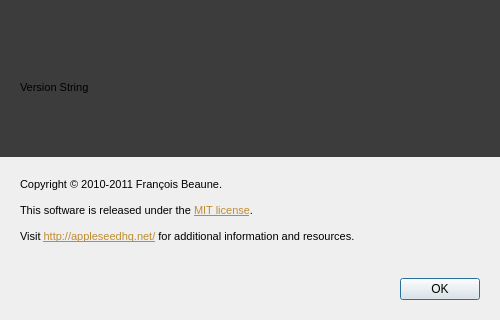
Qt form src/appleseed.studio/help/about/aboutwindow.ui (appleseedhq/appleseed) before a commit.
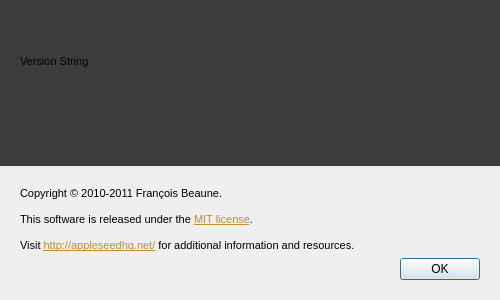
The same form after that commit. Icons and pictures are not drawn.

Commit message: fixed styling of About window on Linux.

What changed in the file:
```diff
--- a/src/appleseed.studio/help/about/aboutwindow.ui
+++ b/src/appleseed.studio/help/about/aboutwindow.ui
@@ -10,27 +10,9 @@
     <x>0</x>
     <y>0</y>
     <width>500</width>
-    <height>320</height>
+    <height>300</height>
    </rect>
   </property>
-  <property name="sizePolicy">
-   <sizepolicy hsizetype="Fixed" vsizetype="Fixed">
-    <horstretch>0</horstretch>
-    <verstretch>0</verstretch>
-   </sizepolicy>
-  </property>
-  <property name="minimumSize">
-   <size>
-    <width>500</width>
-    <height>320</height>
-   </size>
-  </property>
-  <property name="maximumSize">
-   <size>
-    <width>500</width>
-    <height>320</height>
-   </size>
-  </property>
   <property name="windowTitle">
    <string>About appleseed.studio</string>
   </property>
@@ -61,6 +43,12 @@
      </item>
      <item row="1" column="0">
       <widget class="QLabel" name="label_details">
+       <property name="sizePolicy">
+        <sizepolicy hsizetype="Expanding" vsizetype="Fixed">
+         <horstretch>0</horstretch>
+         <verstretch>0</verstretch>
+        </sizepolicy>
+       </property>
        <property name="text">
         <string>&lt;!DOCTYPE HTML PUBLIC &quot;-//W3C//DTD HTML 4.0//EN&quot; &quot;http://www.w3.org/TR/REC-html40/strict.dtd&quot;&gt;
 &lt;html&gt;&lt;head&gt;&lt;meta name=&quot;qrichtext&quot; content=&quot;1&quot; /&gt;&lt;style type=&quot;text/css&quot;&gt;
@@ -87,12 +75,6 @@
    </item>
    <item row="0" column="0">
     <widget class="QFrame" name="frame_banner">
-     <property name="sizePolicy">
-      <sizepolicy hsizetype="Preferred" vsizetype="Preferred">
-       <horstretch>0</horstretch>
-       <verstretch>0</verstretch>
-      </sizepolicy>
-     </property>
      <property name="styleSheet">
       <string>QFrame
 {
@@ -115,6 +97,12 @@
       </property>
       <item row="1" column="0">
        <widget class="QLabel" name="label_product_image">
+        <property name="sizePolicy">
+         <sizepolicy hsizetype="Preferred" vsizetype="Fixed">
+          <horstretch>0</horstretch>
+          <verstretch>0</verstretch>
+         </sizepolicy>
+        </property>
         <property name="styleSheet">
          <string notr="true">QLabel
 {
@@ -131,6 +119,12 @@
       </item>
       <item row="2" column="0">
        <widget class="QLabel" name="label_version_string">
+        <property name="sizePolicy">
+         <sizepolicy hsizetype="Preferred" vsizetype="MinimumExpanding">
+          <horstretch>0</horstretch>
+          <verstretch>0</verstretch>
+         </sizepolicy>
+        </property>
         <property name="font">
          <font>
           <pointsize>8</pointsize>
```
Left out of the diff: 1 changed line with no effect on the pictures. The commit also changes 1 other file.
